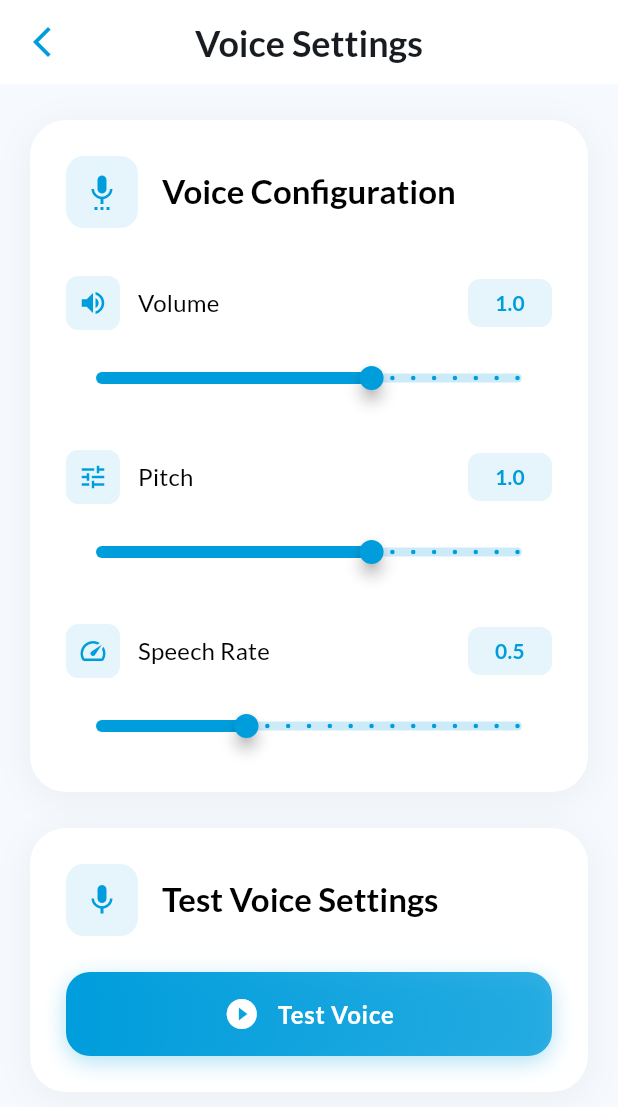
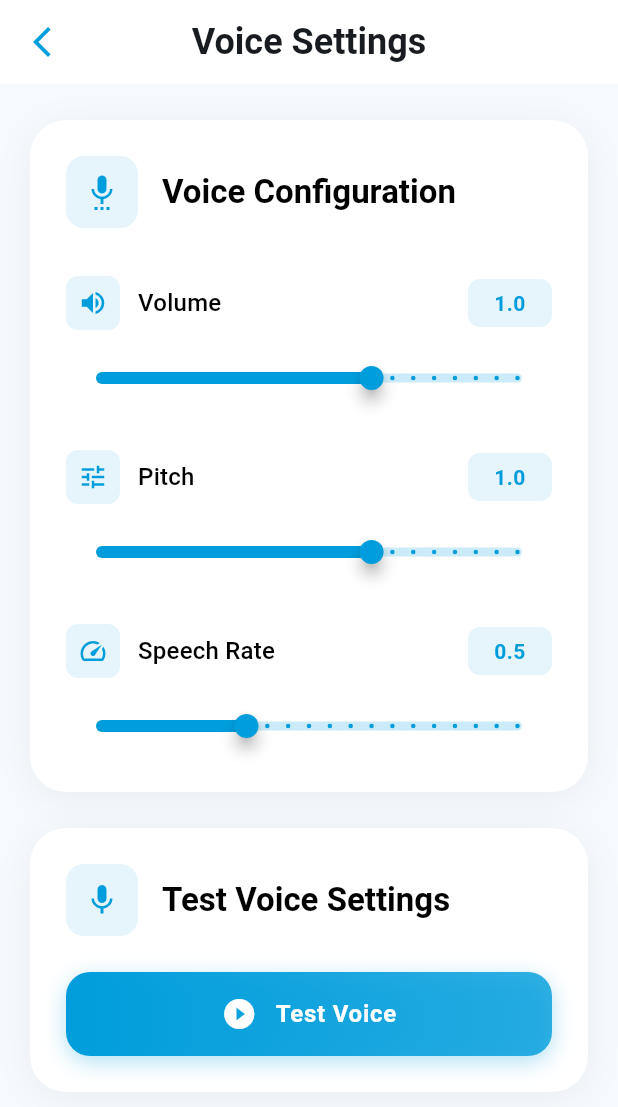
Before and after one commit to nzcv/QuickMath_Kids, a Flutter app: the screen it shows after launch, in the side drawer, after a tap on "Settings", on a phone screen of 412 x 824 dp. Shown: the top 1107 px of the screen. Run offline on Flutter 3.47's test engine with Material 3 defaults, Android fonts, the phone set to English and light mode, and no system bars; our stand-ins replace awesome_notifications, confetti, firebase_core, firebase_messaging, flutter_riverpod, flutter_tts and 4 more; missing offline and left inert: workmanager; accounts and stored records are empty.

Commit message:
removed gfont and noti from taskbar

```diff
--- a/lib/main.dart
+++ b/lib/main.dart
@@ -1,5 +1,4 @@
 import 'package:flutter/material.dart';
-import 'package:google_fonts/google_fonts.dart';
 import 'package:QuickMath_Kids/screens/home_screen/home_page.dart';
 import 'package:QuickMath_Kids/screens/practice_screen/practice_screen.dart';
 import 'package:QuickMath_Kids/screens/result_screen/result_screen.dart';
@@ -96,7 +95,6 @@ class _MyAppState extends State<MyApp> {
         onSurface: _isDarkMode ? Colors.white : Colors.black,
         error: Colors.red,
       ),
-      textTheme: GoogleFonts.latoTextTheme(),
     );
 
     return MaterialApp(
--- a/lib/screens/home_screen/home_page.dart
+++ b/lib/screens/home_screen/home_page.dart
@@ -5,7 +5,6 @@ import 'package:QuickMath_Kids/screens/home_screen/dropdowns/dropdown_widgets.da
 import 'package:QuickMath_Kids/screens/home_screen/dropdowns/dropdown_parameters.dart';
 import 'package:QuickMath_Kids/screens/faq_screen.dart';
 import 'package:QuickMath_Kids/screens/how_to_use_screen.dart';
-import 'package:QuickMath_Kids/noti/noti.dart';
 import 'package:QuickMath_Kids/wrong_answer_storing/wrong_answer_screen.dart';
 
 class StartScreen extends StatefulWidget {
@@ -164,18 +163,6 @@ class _StartScreenState extends State<StartScreen> {
             },
           ),
           ListTile(
-            leading: const Icon(Icons.notifications),
-            title: const Text('Notifications',
-                style: TextStyle(color: Colors.grey)),
-            onTap: () {
-              Navigator.pop(context);
-              Navigator.push(
-                context,
-                MaterialPageRoute(builder: (context) => NotificationScreen()),
-              );
-            },
-          ),
-          ListTile(
             leading: const Icon(Icons.help_outline),
             title: const Text('FAQ', style: TextStyle(color: Colors.grey)),
             onTap: () {
--- a/pubspec.yaml
+++ b/pubspec.yaml
@@ -2,7 +2,7 @@ name: QuickMath_Kids
 description: "A new Flutter project."
 publish_to: 'none'
 
-version: 1.0.0+3
+version: 1.0.1+4
 
 environment:
   sdk: ^3.5.2
@@ -13,13 +13,11 @@ dependencies:
 
   cupertino_icons: ^1.0.8
   flutter_tts: ^4.0.2
-  google_fonts: ^6.2.1
   flutter_riverpod: ^2.5.1
   flutter_launcher_icons: ^0.14.1
   confetti: ^0.8.0
   share_plus: ^10.1.3
   pdf: ^3.11.1
-  timezone: ^0.10.0
   permission_handler: ^11.3.1
   firebase_core: ^3.10.1
   firebase_messaging: ^15.2.1
```
Also changed, not shown: pubspec.lock, 2 other files.
